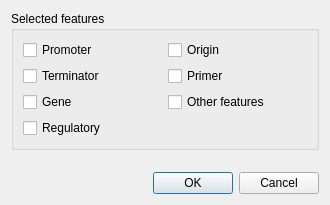
Before: the Qt Designer form src/plugins/annotator/src/CustomAutoAnnotationDialog.ui in ugeneunipro/ugene, drawn with Qt 5.
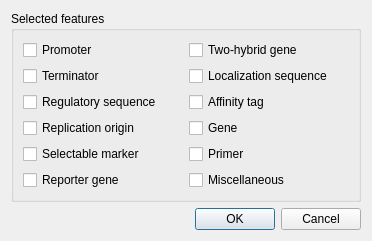
After: the same form once the commit is applied.

Commit message: UGENE-8033 Update Plasmid features database

Patch:
```diff
--- a/src/plugins/annotator/src/CustomAutoAnnotationDialog.ui
+++ b/src/plugins/annotator/src/CustomAutoAnnotationDialog.ui
@@ -6,8 +6,8 @@
    <rect>
     <x>0</x>
     <y>0</y>
-    <width>330</width>
-    <height>205</height>
+    <width>372</width>
+    <height>240</height>
    </rect>
   </property>
   <property name="windowTitle">
@@ -30,7 +30,7 @@
       <item row="0" column="1">
        <widget class="QCheckBox" name="originBox">
         <property name="text">
-         <string>Origin</string>
+         <string>Two-hybrid gene</string>
         </property>
        </widget>
       </item>
@@ -42,30 +42,65 @@
        </widget>
       </item>
       <item row="1" column="1">
-       <widget class="QCheckBox" name="primerBox">
+       <widget class="QCheckBox" name="localizationBox">
         <property name="text">
-         <string>Primer</string>
+         <string>Localization sequence</string>
         </property>
        </widget>
       </item>
       <item row="2" column="0">
-       <widget class="QCheckBox" name="genesBox">
+       <widget class="QCheckBox" name="regulatoryBox">
         <property name="text">
-         <string>Gene</string>
+         <string>Regulatory sequence</string>
         </property>
        </widget>
       </item>
       <item row="2" column="1">
        <widget class="QCheckBox" name="featureBox">
         <property name="text">
-         <string>Other features</string>
+         <string>Affinity tag</string>
         </property>
        </widget>
       </item>
       <item row="3" column="0">
-       <widget class="QCheckBox" name="regulatoryBox">
+       <widget class="QCheckBox" name="replicationBox">
         <property name="text">
-         <string>Regulatory</string>
+         <string>Replication origin</string>
+        </property>
+       </widget>
+      </item>
+      <item row="3" column="1">
+       <widget class="QCheckBox" name="geneBox">
+        <property name="text">
+         <string>Gene</string>
+        </property>
+       </widget>
+      </item>
+      <item row="4" column="0">
+       <widget class="QCheckBox" name="selectableBox">
+        <property name="text">
+         <string>Selectable marker</string>
+        </property>
+       </widget>
+      </item>
+      <item row="4" column="1">
+       <widget class="QCheckBox" name="primerBox">
+        <property name="text">
+         <string>Primer</string>
+        </property>
+       </widget>
+      </item>
+      <item row="5" column="0">
+       <widget class="QCheckBox" name="reporterGeneBox">
+        <property name="text">
+         <string>Reporter gene</string>
+        </property>
+       </widget>
+      </item>
+      <item row="5" column="1">
+       <widget class="QCheckBox" name="miscellaneousBox">
+        <property name="text">
+         <string>Miscellaneous</string>
         </property>
        </widget>
       </item>
```
Left out of the diff: 4 changed lines with no effect on the pictures. The commit also changes 10 other files.
